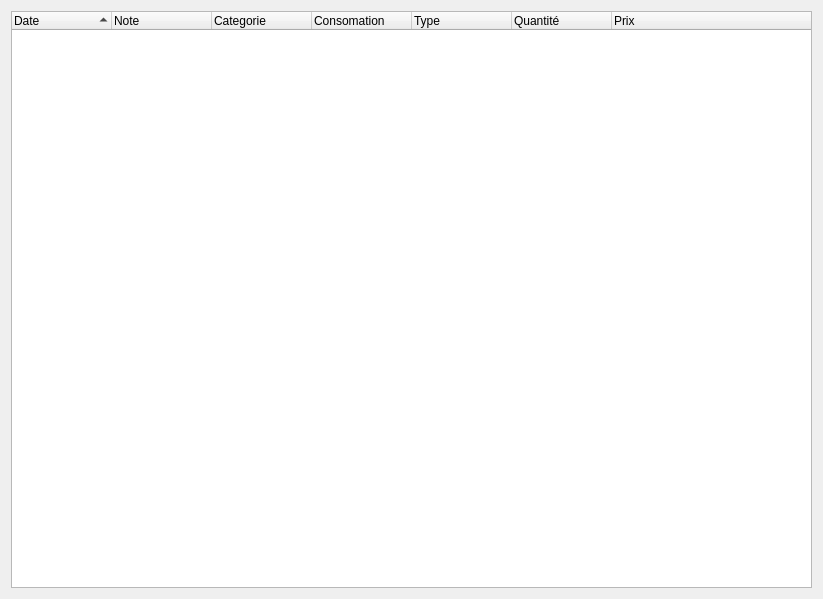
Old version of the form application/ui/history.ui in the repository nils-van-zuijlen/Enibar.
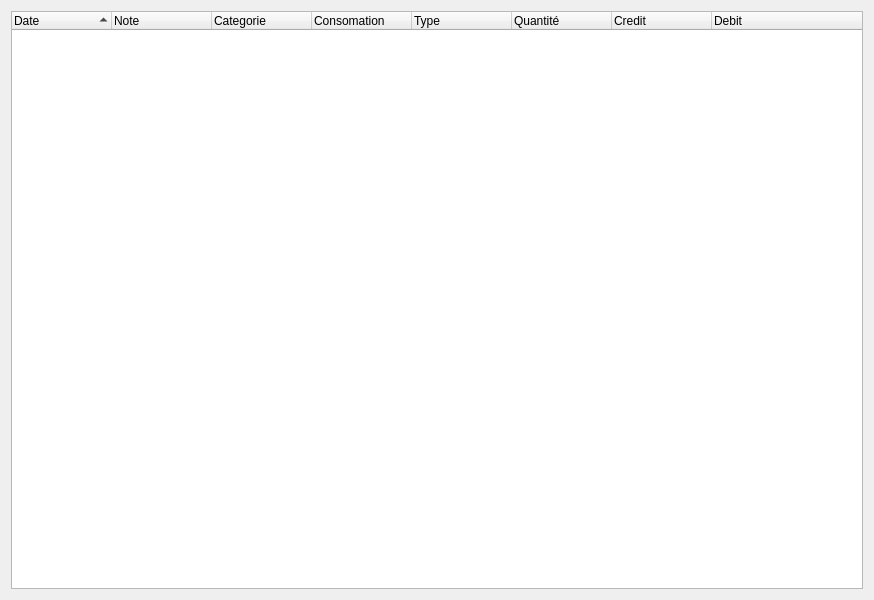
New version of the form.

Commit message: Fixes #62 Note refilling now appear on the transaction history

Diff of the .ui file:
```diff
--- a/application/ui/history.ui
+++ b/application/ui/history.ui
@@ -6,8 +6,8 @@
    <rect>
     <x>0</x>
     <y>0</y>
-    <width>823</width>
-    <height>599</height>
+    <width>874</width>
+    <height>600</height>
    </rect>
   </property>
   <property name="windowTitle">
@@ -60,7 +60,12 @@
      </column>
      <column>
       <property name="text">
-       <string>Prix</string>
+       <string>Credit</string>
+      </property>
+     </column>
+     <column>
+      <property name="text">
+       <string>Debit</string>
       </property>
      </column>
     </widget>
```
The commit also changes 4 other files.
